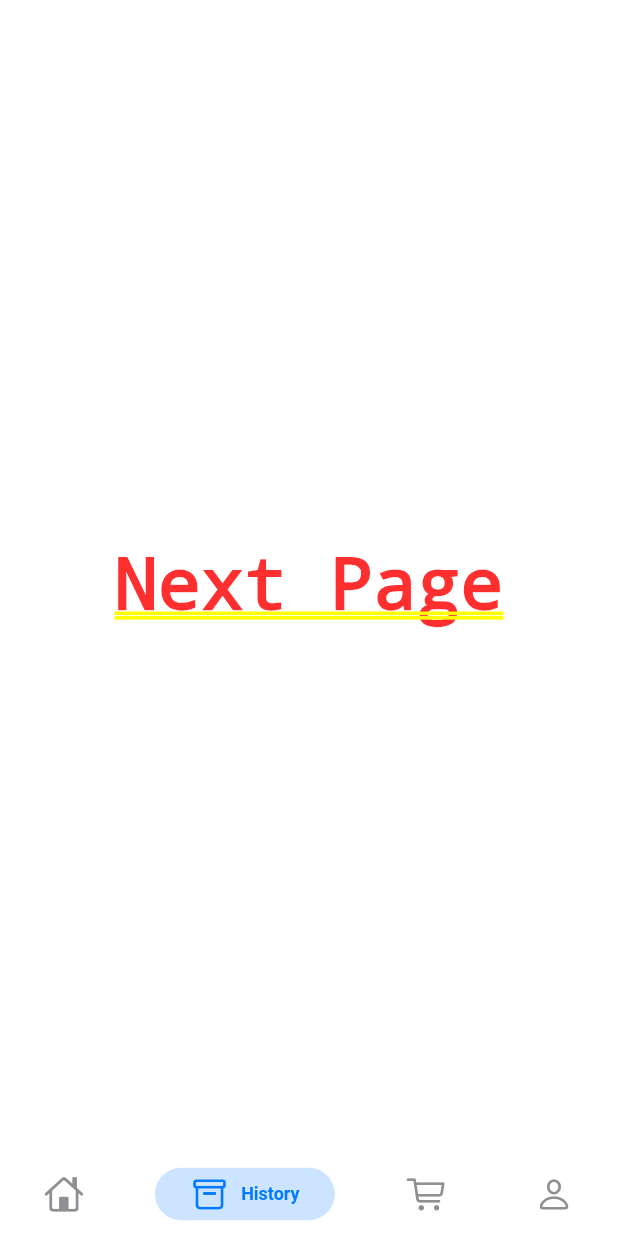
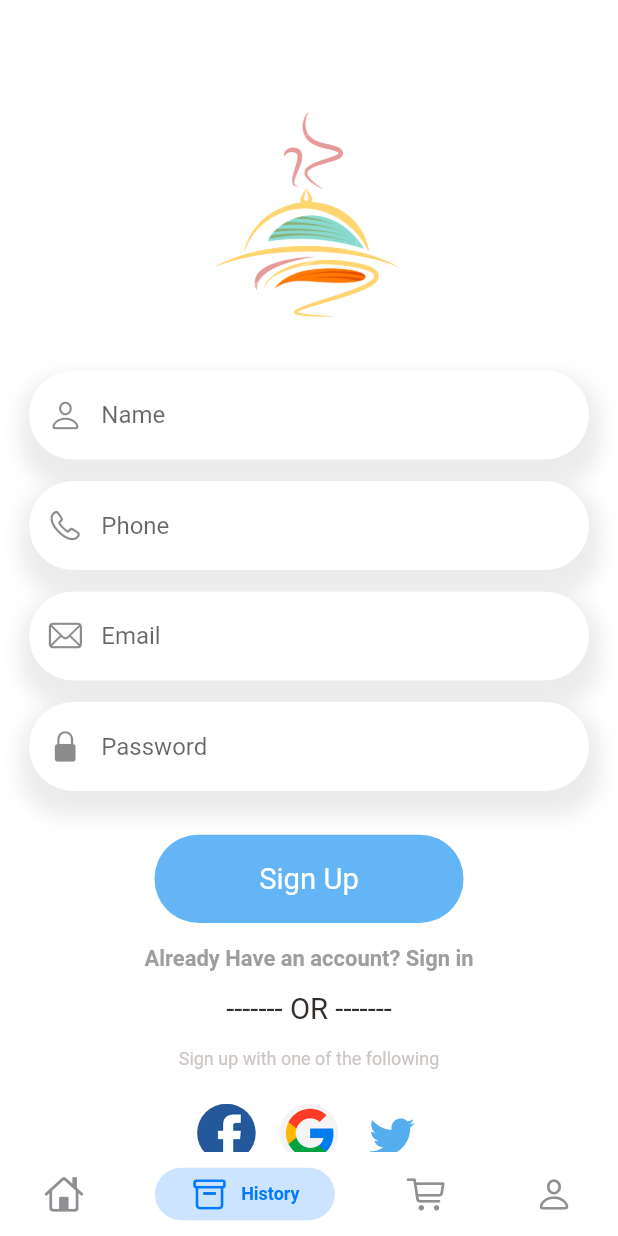
Before and after one commit to fabian-emmanuel/indulge_kitchen_flutter_app, a Flutter app: the screen it shows after launch, item 2 of the bottom bar chosen, on a phone screen of 412 x 824 dp. Run offline on Flutter 3.47's test engine with Material 2 defaults, Android fonts, the phone set to English and light mode, and no system bars; drawn by our look-alikes of persistent_bottom_nav_bar; our stand-ins replace dots_indicator, get, shared_preferences; network calls fail.

Commit message:
sign in and sign up screens

```diff
--- /dev/null
+++ b/lib/data/models/sign_up_model.dart
@@ -0,0 +1,12 @@
+class SignUpModel {
+  String name;
+  String phone;
+  String email;
+  String password;
+
+  SignUpModel(
+      {required this.name,
+      required this.phone,
+      required this.email,
+      required this.password});
+}
--- a/lib/helper/dependencies.dart
+++ b/lib/helper/dependencies.dart
@@ -1,8 +1,10 @@
 import 'package:get/get.dart';
 import 'package:indulge_kitchen/data/api/api_client.dart';
+import 'package:indulge_kitchen/data/controllers/auth_controller.dart';
 import 'package:indulge_kitchen/data/controllers/cart_controller.dart';
 import 'package:indulge_kitchen/data/controllers/popular_product_controller.dart';
 import 'package:indulge_kitchen/data/controllers/recommended_product_controller.dart';
+import 'package:indulge_kitchen/data/repository/auth_repo.dart';
 import 'package:indulge_kitchen/data/repository/cart_repo.dart';
 import 'package:indulge_kitchen/data/repository/popular_product_repo.dart';
 import 'package:indulge_kitchen/data/repository/recommended_product_repo.dart';
@@ -20,10 +22,12 @@ Future<void> init() async {
   Get.lazyPut(() => PopularProductRepo(apiClient: Get.find()));
   Get.lazyPut(() => RecommendedProductRepo(apiClient: Get.find()));
   Get.lazyPut(() => CartRepo(preferences: Get.find()));
+  Get.lazyPut(() => AuthRepo(preferences: Get.find(), apiClient: Get.find()));
 
   //controllers
   Get.lazyPut(() => PopularProductController(popularProductRepo: Get.find()));
   Get.lazyPut(
       () => RecommendedProductController(recommendedProductRepo: Get.find()));
   Get.lazyPut(() => CartController(cartRepo: Get.find()));
+  Get.lazyPut(() => AuthController(authRepo: Get.find()));
 }
--- a/lib/main.dart
+++ b/lib/main.dart
@@ -24,7 +24,7 @@ class MyApp extends StatelessWidget {
         return GetMaterialApp(
           debugShowCheckedModeBanner: false,
           title: 'Indulge Kitchen',
-          // home: const SplashScreen(),
+          // home: const SignInPage(),
           initialRoute: RouteHelper.getSplashScreen(),
           getPages: RouteHelper.routes,
         );
--- a/lib/routes/routes_helper.dart
+++ b/lib/routes/routes_helper.dart
@@ -1,4 +1,6 @@
 import 'package:get/get.dart';
+import 'package:indulge_kitchen/screens/auth/sign_in_page.dart';
+import 'package:indulge_kitchen/screens/auth/sign_up_page.dart';
 import 'package:indulge_kitchen/screens/cart/cart_page.dart';
 import 'package:indulge_kitchen/screens/food/popular_food_detail.dart';
 import 'package:indulge_kitchen/screens/food/recommended_food_detail.dart';
@@ -11,6 +13,8 @@ class RouteHelper {
   static const String popularFood = "/popular-food";
   static const String recommendedFood = "/recommended-food";
   static const String cartPage = "/cart-page";
+  static const String signUpPage = "/sign-up";
+  static const String signInPage = "/sign-in";
 
   static String getSplashScreen() => '$splashScreen';
   static String getInitial() => '$initial';
@@ -19,6 +23,8 @@ class RouteHelper {
   static String getRecommendedFood(int pageId, String page) =>
       '$recommendedFood?pageId=$pageId&page=$page';
   static String getCartPage() => '$cartPage';
+  static String getSingUpPage() => '$signUpPage';
+  static String getSignInPage() => '$signInPage';
 
   static List<GetPage> routes = [
     GetPage(
@@ -52,5 +58,13 @@ class RouteHelper {
       page: () => const CartPage(),
       transition: Transition.fadeIn,
     ),
+    GetPage(
+      name: signUpPage,
+      page: () => const SignUpPage(),
+    ),
+    GetPage(
+      name: signInPage,
+      page: () => const SignInPage(),
+    ),
   ];
 }
--- /dev/null
+++ b/lib/screens/auth/sign_up_page.dart
@@ -0,0 +1,150 @@
+import 'package:flutter/cupertino.dart';
+import 'package:flutter/gestures.dart';
+import 'package:flutter/material.dart';
+import 'package:get/get.dart';
+import 'package:indulge_kitchen/base/show_custom_snackbar.dart';
+import 'package:indulge_kitchen/data/models/sign_up_model.dart';
+import 'package:indulge_kitchen/routes/routes_helper.dart';
+import 'package:indulge_kitchen/utils/dimensions.dart';
+import 'package:indulge_kitchen/widgets/app_text_field.dart';
+import 'package:indulge_kitchen/widgets/big_text.dart';
+import 'package:indulge_kitchen/widgets/small_text.dart';
+
+class SignUpPage extends StatelessWidget {
+  const SignUpPage({Key? key}) : super(key: key);
+
+  @override
+  Widget build(BuildContext context) {
+    var nameController = TextEditingController();
+    var phoneController = TextEditingController();
+    var emailController = TextEditingController();
+    var passwordController = TextEditingController();
+    var signUpImg = ['f.png', 'g.png', 't.png'];
+
+    void _registration() {
+      String name = nameController.text.trim();
+      String phone = phoneController.text.trim();
+      String email = emailController.text.trim();
+      String password = passwordController.text.trim();
+      SignUpModel model;
+      (name.isEmpty)
+          ? showCustomSnackBar("Name can't be empty", title: 'Name')
+          : (phone.isEmpty)
+              ? showCustomSnackBar("PhoneNumber can't be empty",
+                  title: 'PhoneNumber')
+              : (!GetUtils.isPhoneNumber(phone))
+                  ? showCustomSnackBar("PhoneNumber is not valid",
+                      title: 'Invalid PhoneNumber')
+                  : (email.isEmpty)
+                      ? showCustomSnackBar("Email can't be empty",
+                          title: 'Email Address')
+                      : (!GetUtils.isEmail(email))
+                          ? showCustomSnackBar("Email is not valid",
+                              title: 'Invalid Email Address')
+                          : (password.isEmpty)
+                              ? showCustomSnackBar("Password can't be empty",
+                                  title: 'Password')
+                              : (password.length < 6)
+                                  ? showCustomSnackBar(
+                                      "Password must be greater than 5 characters",
+                                      title: 'Invalid Password')
+                                  : {
+                                      model = SignUpModel(
+                                          name: name,
+                                          phone: phone,
+                                          email: email,
+                                          password: password),
+                                      showCustomSnackBar(
+                                          "Registration is Successful",
+                                          title: 'Perfect',
+                                          bgColor: Colors.green)
+                                    };
+    }
+
+    return Scaffold(
+        backgroundColor: Colors.white,
+        body: SingleChildScrollView(
+          physics: const BouncingScrollPhysics(),
+          child: Column(
+            children: [
+              SizedBox(height: Dimensions.screenHeight * 0.05),
+              SizedBox(
+                height: Dimensions.screenHeight * 0.25,
+                child: Center(
+                  child: CircleAvatar(
+                    backgroundColor: Colors.white,
+                    radius: Dimensions.len20 * 4,
+                    backgroundImage: AssetImage('assets/image/logo part 1.png'),
+                  ),
+                ),
+              ),
+              AppTextField(
+                  textEditingController: nameController,
+                  hintText: 'Name',
+                  prefixIcon: CupertinoIcons.person),
+              SizedBox(height: Dimensions.len15),
+              AppTextField(
+                  textEditingController: phoneController,
+                  hintText: 'Phone',
+                  prefixIcon: CupertinoIcons.phone),
+              SizedBox(height: Dimensions.len15),
+              AppTextField(
+                  textEditingController: emailController,
+                  hintText: 'Email',
+                  prefixIcon: CupertinoIcons.mail),
+              SizedBox(height: Dimensions.len15),
+              AppTextField(
+                  textEditingController: passwordController,
+                  hintText: 'Password',
+                  prefixIcon: CupertinoIcons.padlock_solid),
+              SizedBox(height: Dimensions.len30),
+              GestureDetector(
+                onTap: () {
+                  _registration();
+                },
+                child: Container(
+                  height: Dimensions.screenHeight / 14,
+                  width: Dimensions.screenWidth / 2,
+                  child: Center(
+                      child: BigText(text: 'Sign Up', color: Colors.white)),
+                  decoration: BoxDecoration(
+                    borderRadius: BorderRadius.circular(Dimensions.len30),
+                    color: Colors.blue.shade300,
+                  ),
+                ),
+              ),
+              SizedBox(height: Dimensions.len15),
+              RichText(
+                text: TextSpan(
+                  style: TextStyle(
+                      fontWeight: FontWeight.bold,
+                      color: Colors.grey.shade500,
+                      fontSize: Dimensions.len15),
+                  text: 'Already Have an account? Sign in',
+                  recognizer: TapGestureRecognizer()
+                    ..onTap = () => Get.toNamed(RouteHelper.getSignInPage()),
+                ),
+              ),
+              SizedBox(height: Dimensions.len15),
+              BigText(text: '------- OR -------'),
+              SizedBox(height: Dimensions.len15),
+              SmallText(text: 'Sign up with one of the following'),
+              SizedBox(height: Dimensions.len15),
+              Wrap(
+                children: List.generate(
+                    3,
+                    (index) => Padding(
+                          padding: const EdgeInsets.all(8.0),
+                          child: CircleAvatar(
+                            radius: Dimensions.len20,
+                            backgroundColor: Colors.white,
+                            backgroundImage:
+                                AssetImage('assets/image/${signUpImg[index]}'),
+                          ),
+                        )),
+              )
+            ],
+          ),
+        ));
+  }
+}
--- a/lib/screens/home/home_page.dart
+++ b/lib/screens/home/home_page.dart
@@ -1,6 +1,7 @@
 import 'package:flutter/cupertino.dart';
 import 'package:flutter/material.dart';
 import 'package:indulge_kitchen/screens/account/account_page.dart';
+import 'package:indulge_kitchen/screens/auth/sign_up_page.dart';
 import 'package:indulge_kitchen/screens/cart/cart_history.dart';
 import 'package:indulge_kitchen/screens/home/main_food_page.dart';
 import 'package:persistent_bottom_nav_bar/persistent-tab-view.dart';
@@ -37,7 +38,7 @@ class _HomePageState extends State<HomePage> {
   List<Widget> _buildScreens() {
     return [
       MainFoodPage(),
-      Container(child: Center(child: Text("Next Page"))),
+      SignUpPage(),
       CartHistory(),
       AccountPage(),
     ];
--- /dev/null
+++ b/lib/widgets/app_text_field.dart
@@ -0,0 +1,54 @@
+import 'package:flutter/cupertino.dart';
+import 'package:flutter/material.dart';
+import 'package:indulge_kitchen/utils/dimensions.dart';
+
+class AppTextField extends StatelessWidget {
+  final TextEditingController textEditingController;
+  final String hintText;
+  final IconData prefixIcon;
+  const AppTextField(
+      {Key? key,
+      required this.textEditingController,
+      required this.hintText,
+      required this.prefixIcon})
+      : super(key: key);
+
+  @override
+  Widget build(BuildContext context) {
+    return Container(
+      margin: EdgeInsets.only(left: Dimensions.len20, right: Dimensions.len20),
+      decoration: BoxDecoration(
+          color: Colors.white,
+          boxShadow: [
+            BoxShadow(
+                blurRadius: 10,
+                spreadRadius: 7,
+                offset: const Offset(1, 10),
+                color: Colors.grey.withOpacity(0.2))
+          ],
+          borderRadius: BorderRadius.circular(Dimensions.len30)),
+      child: TextField(
+        controller: textEditingController,
+        decoration: InputDecoration(
+          hintText: hintText,
+          prefixIcon: Icon(prefixIcon),
+          focusedBorder: OutlineInputBorder(
+              borderRadius: BorderRadius.circular(Dimensions.len30),
+              borderSide: BorderSide(
+                width: 1.0,
+                color: Colors.white,
+              )),
+          enabledBorder: OutlineInputBorder(
+              borderRadius: BorderRadius.circular(Dimensions.len30),
+              borderSide: BorderSide(
+                width: 1.0,
+                color: Colors.white,
+              )),
+          border: OutlineInputBorder(
+            borderRadius: BorderRadius.circular(Dimensions.len30),
+          ),
+        ),
+      ),
+    );
+  }
+}
```
Also changed, not shown: lib/base/show_custom_snackbar.dart (added, +26 -0 lines), lib/data/controllers/auth_controller.dart (added, +8 -0 lines), lib/data/repository/auth_repo.dart (added, +9 -0 lines), lib/screens/auth/sign_in_page.dart (added, +88 -0 lines).
